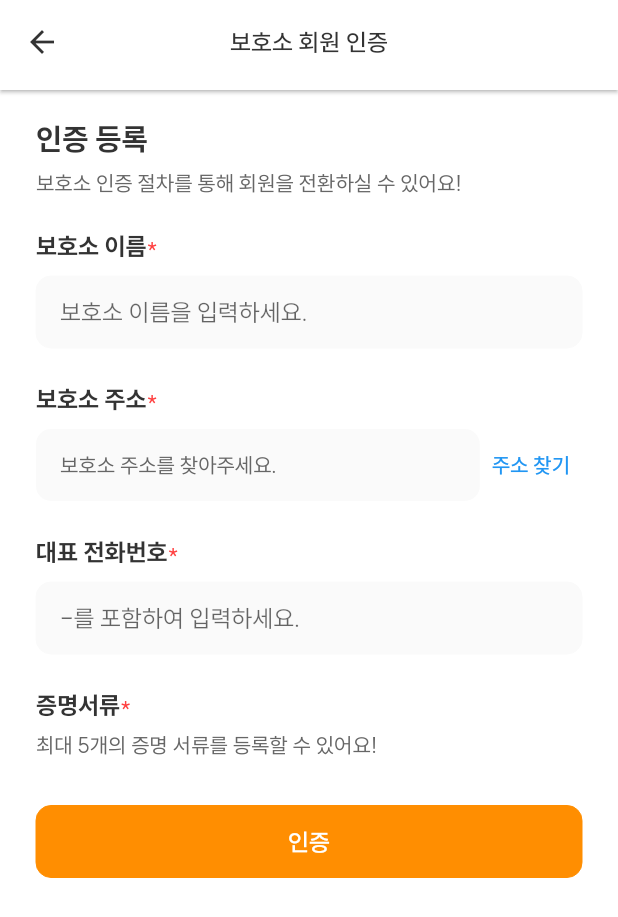
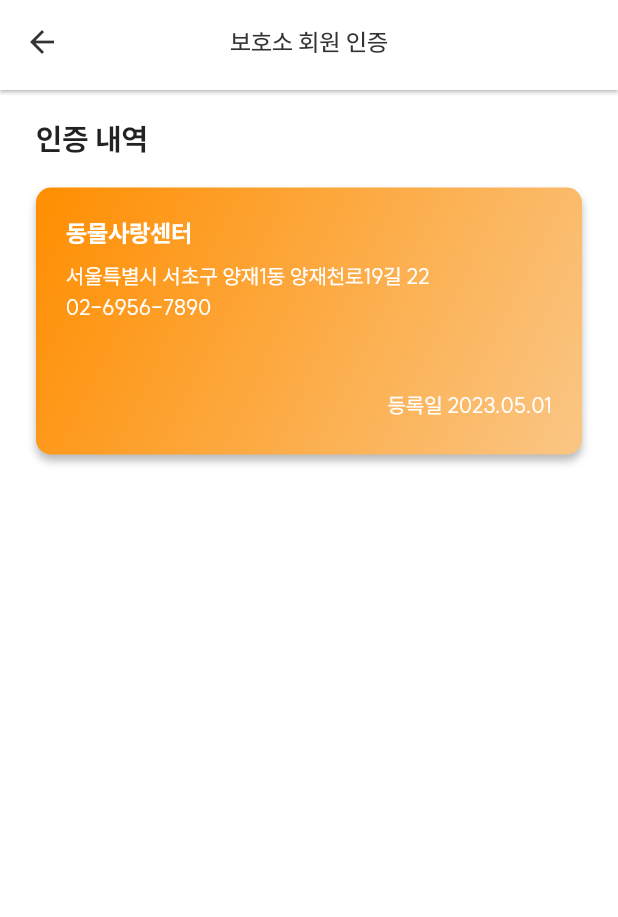
Before and after one commit to sw0610/POOM, a Flutter app: the ShelterAuthScreen screen opened directly, on a phone screen of 412 x 824 dp. Shown: the top 917 px of the screen. Run offline on Flutter 3.47's test engine with Material 2 defaults, Android fonts, the phone set to English and light mode, and no system bars; our stand-ins replace flutter_svg, image_picker; network calls fail; project files that could hold a hidden picture were left out.

Commit message:
✨ style : 보호소 회원 인증 내역 페이지 UI 구현

```diff
--- a/frontend/poom/lib/screens/shelter_auth_screen.dart
+++ b/frontend/poom/lib/screens/shelter_auth_screen.dart
@@ -1,6 +1,4 @@
 import 'package:flutter/material.dart';
-import 'package:kpostal/kpostal.dart';
-import 'package:poom/widgets/profile/text_input.dart';
 
 class ShelterAuthScreen extends StatefulWidget {
   const ShelterAuthScreen({super.key});
@@ -11,20 +9,6 @@ class ShelterAuthScreen extends StatefulWidget {
 
 class _ShelterAuthScreenState extends State<ShelterAuthScreen> {
   static const Color _textColor = Color(0xFF333333);
-  final _formKey = GlobalKey<FormState>();
-
-  String _shelterName = "";
-  String _shelterAddress = "";
-  String _shelterPhone = "";
-
-  // 보호소 이름 validate
-  onCheckShelterName(value) {
-    RegExp pattern = RegExp(r'^[a-zA-Z가-힣]{1,15}$');
-    if (!pattern.hasMatch(value)) {
-      return "사용할 수 없는 보호소 이름입니다.";
-    }
-    return null;
-  }
 
   @override
   Widget build(BuildContext context) {
@@ -48,218 +32,103 @@ class _ShelterAuthScreenState extends State<ShelterAuthScreen> {
         ),
       ),
       body: Padding(
-        padding: const EdgeInsets.symmetric(
-          vertical: 20,
-          horizontal: 24,
-        ),
-        child: Form(
-          key: _formKey,
+        padding: const EdgeInsets.symmetric(horizontal: 24, vertical: 20),
         child: Column(
           crossAxisAlignment: CrossAxisAlignment.start,
           children: [
             const Text(
-                "인증 등록",
+              "인증 내역",
               style: TextStyle(
-                  color: _textColor,
                 fontSize: 20,
                 fontWeight: FontWeight.bold,
               ),
             ),
             const SizedBox(
-                height: 8,
+              height: 20,
             ),
-              const Text(
-                "보호소 인증 절차를 통해 회원을 전환하실 수 있어요!",
+            Row(
+              children: [
+                Expanded(
+                  child: Container(
+                    height: 178,
+                    decoration: BoxDecoration(
+                      boxShadow: [
+                        BoxShadow(
+                          color: Colors.grey.withOpacity(0.7),
+                          blurRadius: 4.0,
+                          spreadRadius: 0.0,
+                          offset: const Offset(0, 4),
+                        )
+                      ],
+                      gradient: const LinearGradient(
+                        begin: Alignment.topLeft,
+                        end: Alignment.bottomRight,
+                        colors: [
+                          Color(0xFFFF8E01),
+                          Color(0xFFFAC685),
+                        ],
+                      ),
+                      borderRadius: BorderRadius.circular(10),
+                    ),
+                    child: const Padding(
+                      padding: EdgeInsets.all(20),
+                      child: Column(
+                        crossAxisAlignment: CrossAxisAlignment.start,
+                        children: [
+                          Text(
+                            "동물사랑센터",
+                            style: TextStyle(
+                              fontSize: 16,
+                              fontWeight: FontWeight.bold,
+                              color: Colors.white,
+                            ),
+                          ),
+                          SizedBox(
+                            height: 10,
+                          ),
+                          Text(
+                            "서울특별시 서초구 양재1동 양재천로19길 22",
                             style: TextStyle(
                               fontSize: 14,
                               fontWeight: FontWeight.w400,
-                  color: Color(0xFF666666),
+                              color: Colors.white,
                             ),
                           ),
-              const SizedBox(
-                height: 24,
+                          SizedBox(
+                            height: 4,
                           ),
-              TextInput(
-                initValue: _shelterName,
-                title: "보호소 이름",
-                placeholder: "보호소 이름을 입력하세요.",
-                onSaved: (newValue) {
-                  setState(() {
-                    _shelterName = newValue;
-                  });
-                },
-                validator: (value) {
-                  if (value == null || value.isEmpty) {
-                    return "보호소 이름은 필수 입력 사항 입니다.";
-                  }
-                  return onCheckShelterName(value);
-                },
+                          Text(
+                            "02-6956-7890",
+                            style: TextStyle(
+                              fontSize: 14,
+                              fontWeight: FontWeight.w400,
+                              color: Colors.white,
                             ),
-              const SizedBox(
-                height: 24,
                           ),
-              const Row(
+                          SizedBox(
+                            height: 48,
+                          ),
+                          Row(
+                            mainAxisAlignment: MainAxisAlignment.end,
                             children: [
                               Text(
-                    "보호소 주소",
+                                "등록일 2023.05.01",
                                 style: TextStyle(
-                      fontSize: 16,
-                      fontWeight: FontWeight.bold,
-                      color: _textColor,
+                                  fontSize: 14,
+                                  fontWeight: FontWeight.w400,
+                                  color: Colors.white,
                                 ),
                               ),
-                  Text(
-                    "*",
-                    style: TextStyle(
-                      color: Color(
-                        0xFFFF4040,
+                            ],
+                          ),
+                        ],
+                      ),
                     ),
                   ),
                 ),
               ],
             ),
-              const SizedBox(
-                height: 10,
-              ),
-              Row(
-                mainAxisAlignment: MainAxisAlignment.spaceBetween,
-                children: [
-                  Expanded(
-                    flex: 1,
-                    child: Container(
-                      padding: const EdgeInsets.only(left: 16),
-                      alignment: Alignment.centerLeft,
-                      height: 48,
-                      decoration: BoxDecoration(
-                        color: const Color(0xFFFAFAFA),
-                        borderRadius: BorderRadius.circular(10),
-                      ),
-                      child: _shelterAddress == ""
-                          ? const Text(
-                              "보호소 주소를 찾아주세요.",
-                              style: TextStyle(
-                                color: Color(0xFF666666),
-                              ),
-                            )
-                          : Text(
-                              _shelterAddress,
-                              style: const TextStyle(
-                                color: Color(0xFF333333),
-                              ),
-                            ),
-                    ),
-                  ),
-                  TextButton(
-                      onPressed: () async {
-                        await Navigator.push(
-                          context,
-                          MaterialPageRoute(
-                            builder: (_) => KpostalView(
-                              useLocalServer: true,
-                              localPort: 8080,
-                              callback: (Kpostal result) {
-                                print("result: $result.address");
-                                setState(() {
-                                  _shelterAddress = result.address;
-                                });
-                              },
-                            ),
-                          ),
-                        );
-                      },
-                      child: const Text("주소 찾기"))
           ],
-              ),
-              const SizedBox(
-                height: 24,
-              ),
-              TextInput(
-                initValue: _shelterPhone,
-                title: "대표 전화번호",
-                placeholder: "-를 포함하여 입력하세요.",
-                onSaved: (newValue) {
-                  setState(() {
-                    _shelterPhone = newValue;
-                  });
-                },
-                validator: (value) {
-                  if (value == null || value.isEmpty) {
-                    return "대표 전화번호는 필수 입력 사항입니다.";
-                  }
-                  return null;
-                },
-              ),
-              const SizedBox(
-                height: 24,
-              ),
-              const Row(
-                children: [
-                  Text(
-                    "증명서류",
-                    style: TextStyle(
-                      fontSize: 16,
-                      fontWeight: FontWeight.bold,
-                      color: _textColor,
-                    ),
-                  ),
-                  Text(
-                    "*",
-                    style: TextStyle(
-                      color: Color(
-                        0xFFFF4040,
-                      ),
-                    ),
-                  ),
-                ],
-              ),
-              const SizedBox(
-                height: 8,
-              ),
-              const Text(
-                "최대 5개의 증명 서류를 등록할 수 있어요!",
-                style: TextStyle(
-                  fontSize: 14,
-                  fontWeight: FontWeight.w400,
-                  color: Color(0xFF666666),
-                ),
-              ),
-              const SizedBox(
-                height: 32,
-              ),
-              Row(
-                children: [
-                  Expanded(
-                    child: Container(
-                      height: 48,
-                      decoration: BoxDecoration(
-                        border: Border.all(
-                          width: 0,
-                          color: const Color(0xFFFF8E01),
-                        ),
-                        color: const Color(0xFFFF8E01),
-                        borderRadius: BorderRadius.circular(10),
-                      ),
-                      child: TextButton(
-                        onPressed: () {
-                          if (_formKey.currentState!.validate()) {
-                            _formKey.currentState!.save(); // onSaved 콜백 실행
-                          }
-                        },
-                        child: const Text(
-                          "인증",
-                          style: TextStyle(
-                            color: Colors.white,
-                            fontSize: 16,
-                            fontWeight: FontWeight.w500,
-                          ),
-                        ),
-                      ),
-                    ),
-                  ),
-                ],
-              )
-            ],
-          ),
         ),
       ),
     );
```
Lines whose indentation alone changed are shown as unchanged.
